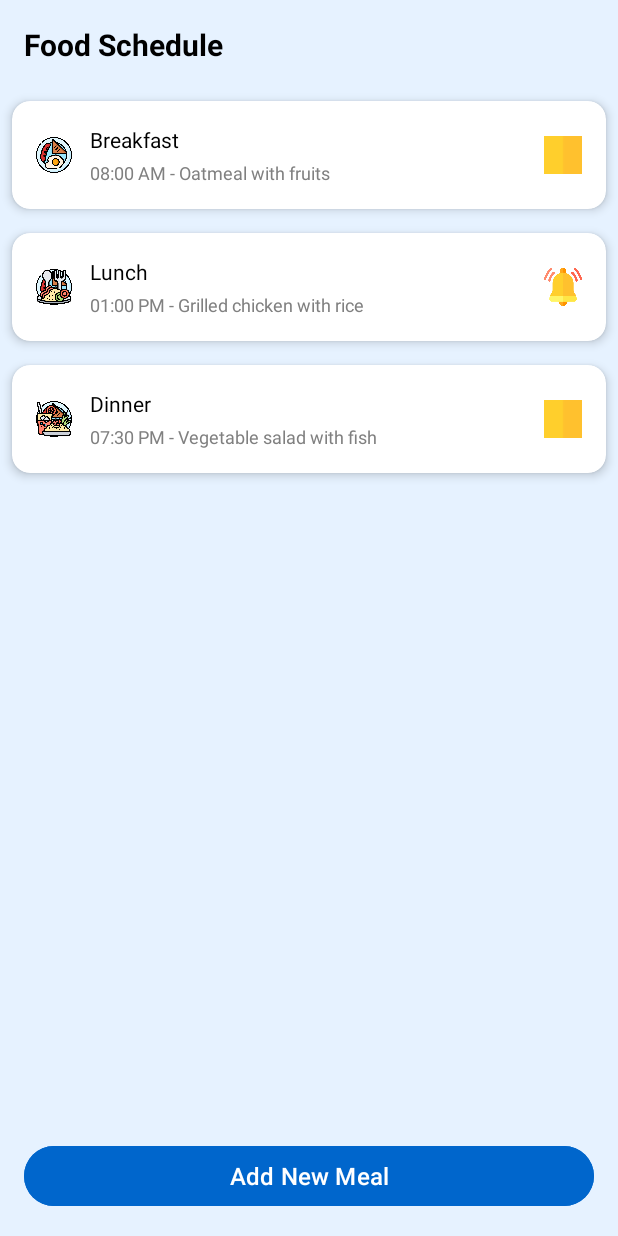
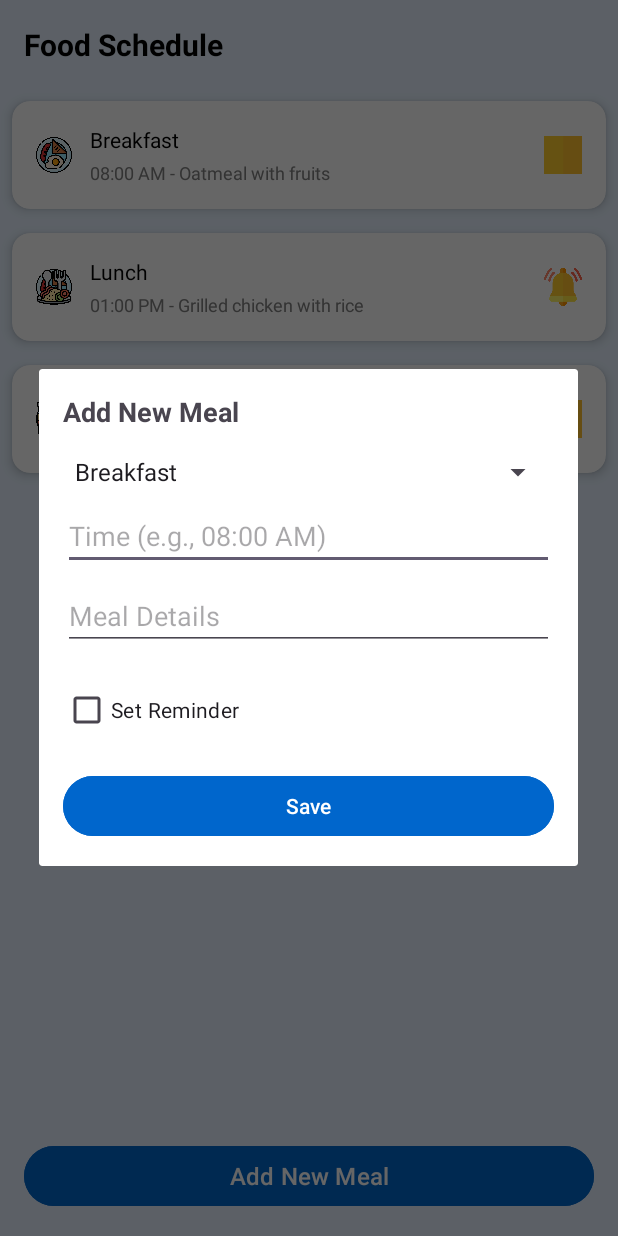
Before and after one commit to AbuZafor99/DailyMediLife, an Android app: the FoodScheduleActivity screen opened directly, with no data from a screen before it, after a tap on "Add New Meal", on a phone screen of 412 x 824 dp. Run offline under Robolectric (Android 15) with nearby library versions, the phone set to English and light mode, and no system bars; 1 other tap on this screen came first.

Commit message:
commit- meal Items Add dialog

```diff
--- a/app/src/main/java/com/example/knowledgecheck/FoodScheduleActivity.java
+++ b/app/src/main/java/com/example/knowledgecheck/FoodScheduleActivity.java
@@ -1,10 +1,20 @@
 package com.example.knowledgecheck;
 
+import android.app.AlertDialog;
 import android.os.Bundle;
+import android.view.LayoutInflater;
+import android.view.View;
+import android.widget.ArrayAdapter;
 import android.widget.Button;
+import android.widget.CheckBox;
+import android.widget.EditText;
+import android.widget.Spinner;
+import android.widget.Toast;
+
 import androidx.appcompat.app.AppCompatActivity;
 import androidx.recyclerview.widget.LinearLayoutManager;
 import androidx.recyclerview.widget.RecyclerView;
+
 import java.text.ParseException;
 import java.text.SimpleDateFormat;
 import java.util.ArrayList;
@@ -36,7 +46,7 @@ public class FoodScheduleActivity extends AppCompatActivity {
         // Load sample data
         loadSampleMeals();
 
-        // Set click listeners
+        // Set click listener for add button
         btnAddMeal.setOnClickListener(v -> showAddMealDialog());
     }
 
@@ -63,9 +73,79 @@ public class FoodScheduleActivity extends AppCompatActivity {
     }
 
     private void showAddMealDialog() {
-        // Implement your dialog to add new meals
-        // After adding:
-        // mealList.add(newMeal);
-        // sortMealsByTime();
+        AlertDialog.Builder builder = new AlertDialog.Builder(this);
+        View dialogView = LayoutInflater.from(this).inflate(R.layout.dialog_add_meal, null);
+        builder.setView(dialogView);
+
+        // Initialize dialog views
+        Spinner spinnerMealType = dialogView.findViewById(R.id.spinnerMealType);
+        EditText etMealTime = dialogView.findViewById(R.id.etMealTime);
+        EditText etMealDetails = dialogView.findViewById(R.id.etMealDetails);
+        CheckBox cbHasAlarm = dialogView.findViewById(R.id.cbHasAlarm);
+        Button btnSaveMeal = dialogView.findViewById(R.id.btnSaveMeal);
+
+        // Setup spinner with meal types
+        ArrayAdapter<CharSequence> spinnerAdapter = ArrayAdapter.createFromResource(this,
+                R.array.meal_types, android.R.layout.simple_spinner_item);
+        spinnerAdapter.setDropDownViewResource(android.R.layout.simple_spinner_dropdown_item);
+        spinnerMealType.setAdapter(spinnerAdapter);
+
+        AlertDialog dialog = builder.create();
+
+        btnSaveMeal.setOnClickListener(v -> {
+            String mealType = spinnerMealType.getSelectedItem().toString();
+            String mealTime = etMealTime.getText().toString().trim();
+            String mealDetails = etMealDetails.getText().toString().trim();
+            boolean hasAlarm = cbHasAlarm.isChecked();
+
+            // Validate inputs
+            if (mealTime.isEmpty() || mealDetails.isEmpty()) {
+                Toast.makeText(this, "Please fill all fields", Toast.LENGTH_SHORT).show();
+                return;
+            }
+
+            // Validate time format
+            if (!isValidTimeFormat(mealTime)) {
+                Toast.makeText(this, "Please enter time in correct format (e.g., 08:00 AM)", Toast.LENGTH_SHORT).show();
+                return;
+            }
+
+            // Get appropriate icon based on meal type
+            int iconId = getMealIcon(mealType);
+
+            // Create and add new meal
+            Meal newMeal = new Meal(mealType, mealTime, mealDetails, hasAlarm, iconId);
+            mealList.add(newMeal);
+            sortMealsByTime();
+
+            dialog.dismiss();
+        });
+
+        dialog.show();
+    }
+
+    private boolean isValidTimeFormat(String time) {
+        SimpleDateFormat format = new SimpleDateFormat("hh:mm a", Locale.getDefault());
+        try {
+            format.parse(time);
+            return true;
+        } catch (ParseException e) {
+            return false;
+        }
+    }
+
+    private int getMealIcon(String mealType) {
+        switch (mealType.toLowerCase()) {
+            case "breakfast":
+                return R.drawable.breakfast_icon;
+            case "lunch":
+                return R.drawable.lunch_icon;
+            case "dinner":
+                return R.drawable.dinner_icon;
+            case "snack":
+                return R.drawable.snack_icon;
+            default:
+                return R.drawable.meal_icon;
+        }
     }
 }
--- /dev/null
+++ b/app/src/main/res/layout/dialog_add_meal.xml
@@ -0,0 +1,52 @@
+<?xml version="1.0" encoding="utf-8"?>
+<LinearLayout xmlns:android="http://schemas.android.com/apk/res/android"
+    android:layout_width="match_parent"
+    android:layout_height="wrap_content"
+    android:orientation="vertical"
+    android:padding="16dp">
+
+    <TextView
+        android:layout_width="match_parent"
+        android:layout_height="wrap_content"
+        android:text="Add New Meal"
+        android:textSize="18sp"
+        android:textStyle="bold"
+        android:layout_marginBottom="16dp"/>
+
+    <Spinner
+        android:id="@+id/spinnerMealType"
+        android:layout_width="match_parent"
+        android:layout_height="wrap_content"
+        android:layout_marginBottom="8dp"/>
+
+    <EditText
+        android:id="@+id/etMealTime"
+        android:layout_width="match_parent"
+        android:layout_height="wrap_content"
+        android:hint="Time (e.g., 08:00 AM)"
+        android:inputType="text"
+        android:layout_marginBottom="8dp"/>
+
+    <EditText
+        android:id="@+id/etMealDetails"
+        android:layout_width="match_parent"
+        android:layout_height="wrap_content"
+        android:hint="Meal Details"
+        android:inputType="text"
+        android:layout_marginBottom="16dp"/>
+
+    <CheckBox
+        android:id="@+id/cbHasAlarm"
+        android:layout_width="wrap_content"
+        android:layout_height="wrap_content"
+        android:text="Set Reminder"/>
+
+    <Button
+        android:id="@+id/btnSaveMeal"
+        android:layout_width="match_parent"
+        android:layout_height="wrap_content"
+        android:layout_marginTop="16dp"
+        android:text="Save"
+        android:backgroundTint="@color/darkBlue"
+        android:textColor="@color/white"/>
+</LinearLayout>
--- a/app/src/main/res/values/strings.xml
+++ b/app/src/main/res/values/strings.xml
@@ -6,4 +6,10 @@
     <string name="see_all">See All</string>
     <string name="diet_task">Food &amp; Task</string>
     <string name="add_prescription">Add Prescription</string>
+    <string-array name="meal_types">
+        <item>Breakfast</item>
+        <item>Lunch</item>
+        <item>Dinner</item>
+        <item>Snack</item>
+    </string-array>
 </resources>
```
Also changed, not shown: app/src/main/res/drawable/meal_icon.png (added), app/src/main/res/drawable/snack_icon.png (added).
